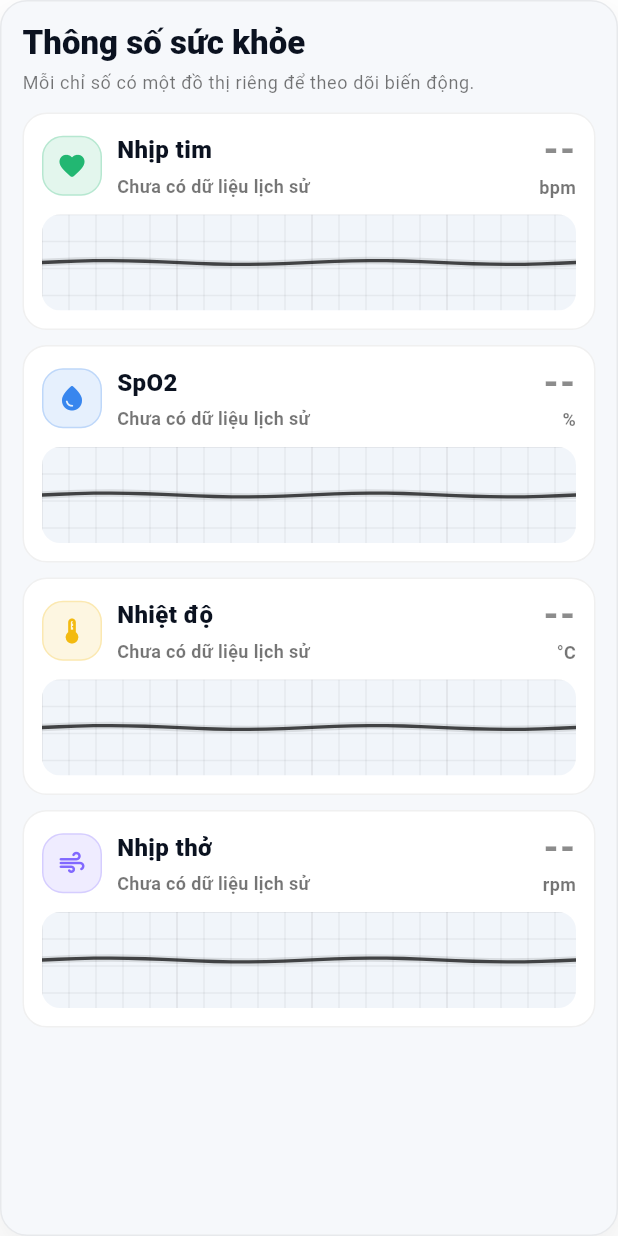
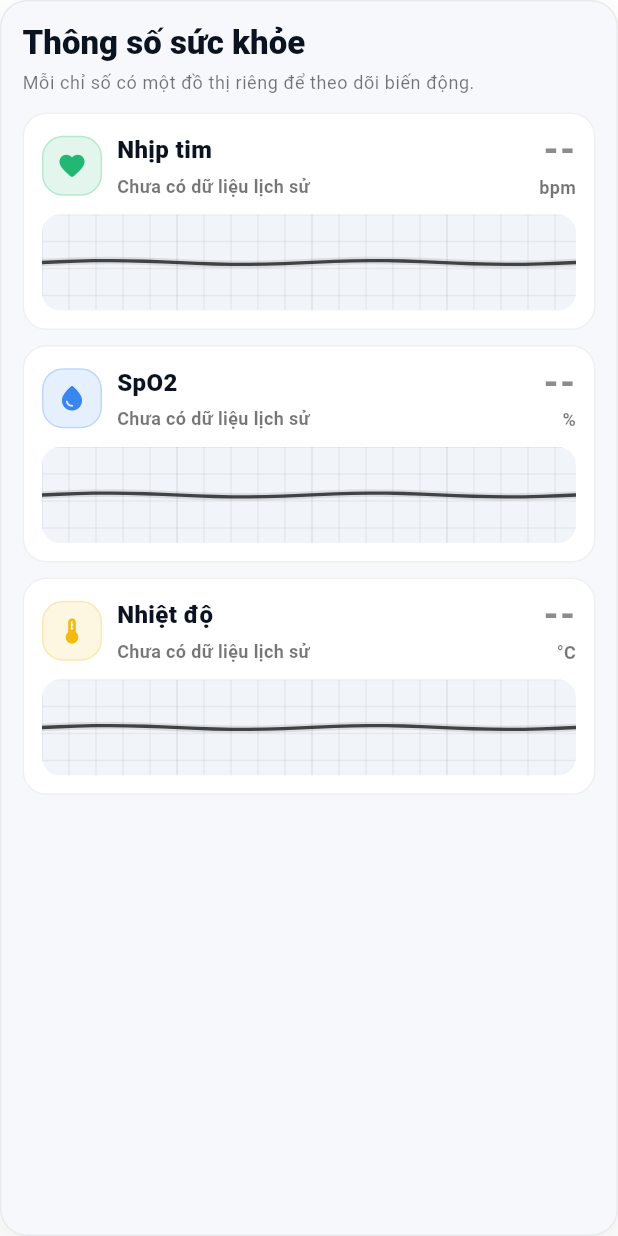
Before and after one commit to THANHTAI2004/eldercare_app, a Flutter app: the MedicalMonitorPanel widget shown alone on an empty page, opened directly, on a phone screen of 412 x 824 dp. Run offline on Flutter 3.47's test engine with Material 3 defaults, Android fonts, the phone set to English and light mode, and no system bars; our stand-ins replace dio, firebase_core, firebase_messaging, flutter_dotenv, flutter_local_notifications, flutter_secure_storage and 1 more; missing offline and left inert: mobile_scanner, path_provider_windows, shared_preferences_windows; accounts and stored records are empty.

Commit message:
cập nhật hoàn thiện

```diff
--- a/lib/src/core/constants.dart
+++ b/lib/src/core/constants.dart
@@ -10,7 +10,6 @@ class AppConstants {
     Metric.hr,
     Metric.spo2,
     Metric.temp,
-    Metric.rr,
     Metric.leadOff,
   ];
 }
--- a/lib/src/features/home/home_page.dart
+++ b/lib/src/features/home/home_page.dart
@@ -206,11 +206,9 @@ class _HomePageState extends State<HomePage> {
           hr: _latestMetricValue(realtime, history, Metric.hr),
           spo2: _latestMetricValue(realtime, history, Metric.spo2),
           temp: _latestMetricValue(realtime, history, Metric.temp),
-          rr: _latestMetricValue(realtime, history, Metric.rr),
           hrWave: _seriesForMetric(history, Metric.hr),
           spo2Wave: _seriesForMetric(history, Metric.spo2),
           tempWave: _seriesForMetric(history, Metric.temp),
-          rrWave: _seriesForMetric(history, Metric.rr),
         ),
         Align(
           alignment: Alignment.centerLeft,
--- a/lib/src/widgets/medical_monitor_panel.dart
+++ b/lib/src/widgets/medical_monitor_panel.dart
@@ -8,22 +8,18 @@ class MedicalMonitorPanel extends StatelessWidget {
     this.hr,
     this.spo2,
     this.temp,
-    this.rr,
     this.hrWave,
     this.spo2Wave,
     this.tempWave,
-    this.rrWave,
     this.brightness = Brightness.light,
   });
 
   final double? hr;
   final double? spo2;
   final double? temp;
-  final double? rr;
   final List<double>? hrWave;
   final List<double>? spo2Wave;
   final List<double>? tempWave;
-  final List<double>? rrWave;
   final Brightness brightness;
 
   @override
@@ -107,17 +103,6 @@ class MedicalMonitorPanel extends StatelessWidget {
                 color: const Color(0xFFF2B705),
                 icon: Icons.thermostat_rounded,
                 wave: tempWave,
-              ),
-              SizedBox(height: gap),
-              _MonitorRow(
-                brightness: brightness,
-                compact: isCompact,
-                label: 'Nhịp thở',
-                unit: 'rpm',
-                value: rr,
-                color: const Color(0xFF7B61FF),
-                icon: Icons.air_rounded,
-                wave: rrWave,
               ),
             ],
           ),
```
Also changed, not shown: lib/src/widgets/health_card.dart (+0 -10 lines).
